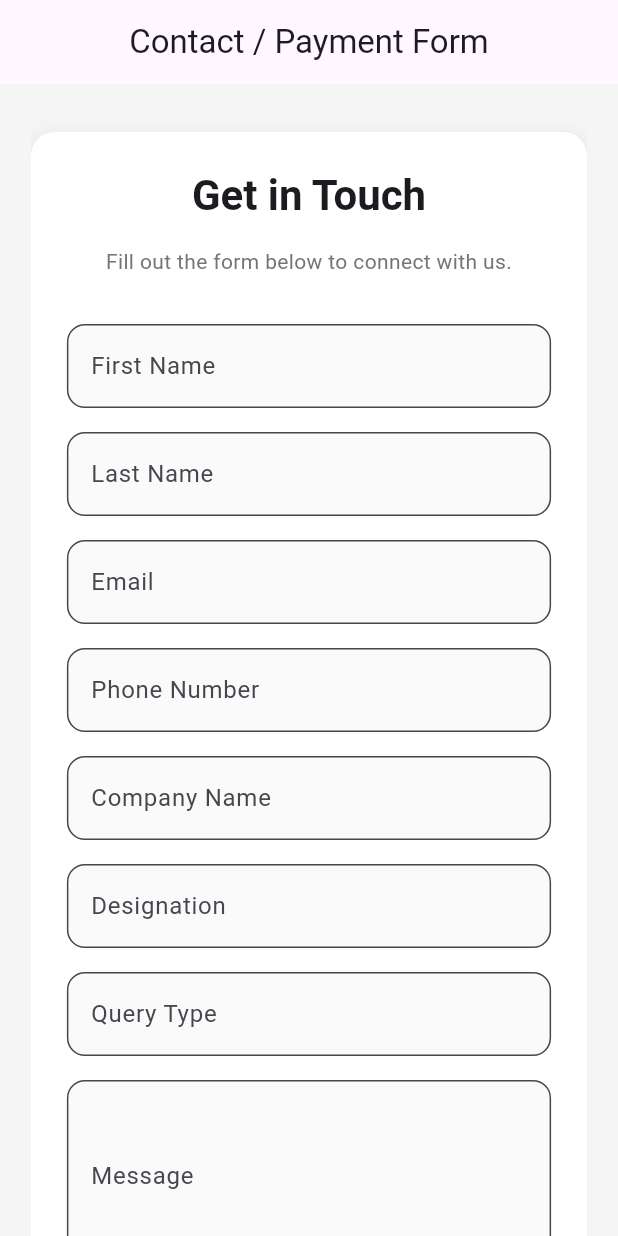
After one commit to ssrabh/natraj_front, a Flutter app: the FormPage screen opened directly, on a phone screen of 412 x 824 dp. The commit adds this screen. Run offline on Flutter 3.47's test engine with Material 3 defaults, Android fonts, the phone set to English and light mode, and no system bars; our stand-ins replace dio, flutter_animate, scroll_to_index.

Commit message:
form page with api

```diff
--- /dev/null
+++ b/lib/core/data/data_api.dart
@@ -0,0 +1,52 @@
+import 'package:dio/dio.dart';
+import 'data_model.dart';
+
+class DataApi {
+  final Dio _dio = Dio(
+    BaseOptions(
+      baseUrl: "https://natraj-hvo0.onrender.com/api",
+      connectTimeout: const Duration(seconds: 10),
+      receiveTimeout: const Duration(seconds: 15),
+      headers: {"Content-Type": "application/json"},
+    ),
+  );
+
+  /// 🔹 Create Razorpay order
+  Future<PaymentResponseModel> createPayment(PaymentDataModel payment) async {
+    try {
+      final response = await _dio.post(
+        "/payments/create-order",
+        data: payment.toJson(),
+      );
+      return PaymentResponseModel.fromJson(response.data);
+    } on DioException catch (e) {
+      throw Exception(_handleError(e));
+    }
+  }
+
+  /// 🔹 Submit global contact form
+  Future<FormResponseModel> submitForm(FormDataModel form) async {
+    try {
+      final response = await _dio.post(
+        "/contact",
+        data: form.toJson(),
+      );
+      return FormResponseModel.fromJson(response.data);
+    } on DioException catch (e) {
+      throw Exception(_handleError(e));
+    }
+  }
+
+  /// 🧩 Centralized error handler
+  String _handleError(DioException e) {
+    if (e.response != null && e.response?.data != null) {
+      return e.response?.data["message"] ?? "Server error occurred";
+    } else if (e.type == DioExceptionType.connectionTimeout) {
+      return "Connection timeout. Please check your internet.";
+    } else if (e.type == DioExceptionType.receiveTimeout) {
+      return "Server took too long to respond.";
+    } else {
+      return "Something went wrong. Please try again.";
+    }
+  }
+}
--- /dev/null
+++ b/lib/core/data/data_model.dart
@@ -0,0 +1,92 @@
+class PaymentDataModel {
+  final String email;
+  final double amount;
+  final String phoneNumber;
+  final String notes;
+
+  PaymentDataModel({
+    required this.email,
+    required this.amount,
+    required this.phoneNumber,
+    required this.notes,
+  });
+
+  Map<String, dynamic> toJson() => {
+        "email": email,
+        "amount": amount,
+        "phoneNumber": phoneNumber,
+        "notes": notes,
+      };
+}
+
+class PaymentResponseModel {
+  final String message;
+  final String orderId;
+  final String currency;
+  final int amount;
+  final String keyId;
+
+  PaymentResponseModel({
+    required this.message,
+    required this.orderId,
+    required this.currency,
+    required this.amount,
+    required this.keyId,
+  });
+
+  factory PaymentResponseModel.fromJson(Map<String, dynamic> json) {
+    return PaymentResponseModel(
+      message: json["message"] ?? "",
+      orderId: json["orderId"] ?? "",
+      currency: json["currency"] ?? "",
+      amount: json["amount"] ?? 0,
+      keyId: json["keyId"] ?? "",
+    );
+  }
+}
+
+class FormDataModel {
+  final String firstName;
+  final String lastName;
+  final String email;
+  final String phoneCountry;
+  final String phoneNumber;
+  final String designation;
+  final String companyName;
+  final String queryType;
+  final String message;
+
+  FormDataModel({
+    required this.firstName,
+    required this.lastName,
+    required this.email,
+    required this.phoneCountry,
+    required this.phoneNumber,
+    required this.designation,
+    required this.companyName,
+    required this.queryType,
+    required this.message,
+  });
+
+  Map<String, dynamic> toJson() => {
+        "firstName": firstName,
+        "lastName": lastName,
+        "email": email,
+        "phoneCountry": phoneCountry,
+        "phoneNumber": phoneNumber,
+        "designation": designation,
+        "companyName": companyName,
+        "queryType": queryType,
+        "message": message,
+      };
+}
+
+class FormResponseModel {
+  final String message;
+
+  FormResponseModel({required this.message});
+
+  factory FormResponseModel.fromJson(Map<String, dynamic> json) {
+    return FormResponseModel(message: json["message"] ?? "");
+  }
+}
--- a/lib/main.dart
+++ b/lib/main.dart
@@ -1,8 +1,12 @@
 import 'package:flutter/material.dart';
 import 'package:front_flutter/home/responsive_view.dart';
+import 'package:front_flutter/provider/form_pvd.dart';
+import 'package:provider/provider.dart';
 
 void main() {
-  runApp(const MyApp());
+  runApp(MultiProvider(providers: [
+    ChangeNotifierProvider(create: (_) => FormProvider()),
+  ], child: const MyApp()));
 }
 
 class MyApp extends StatelessWidget {
--- /dev/null
+++ b/lib/provider/form_pvd.dart
@@ -0,0 +1,100 @@
+import 'package:flutter/material.dart';
+import 'package:front_flutter/core/data/data_api.dart';
+import 'package:front_flutter/core/data/data_model.dart';
+import 'package:front_flutter/widgets/utils.dart';
+
+class FormProvider extends ChangeNotifier {
+  final DataApi _api = DataApi();
+
+  bool _isLoading = false;
+  String? _errorMessage;
+  String? _successMessage;
+  Map<String, dynamic>? _paymentDetails;
+
+  bool get isLoading => _isLoading;
+  String? get errorMessage => _errorMessage;
+  String? get successMessage => _successMessage;
+  Map<String, dynamic>? get paymentDetails => _paymentDetails;
+
+  // ----------------------------------------------------
+  // 🧾 Submit Contact Form
+  // ----------------------------------------------------
+  Future<void> submitForm(BuildContext context, FormDataModel form) async {
+    _setLoading(true);
+
+    try {
+      final response = await _api.submitForm(form);
+      _successMessage = response.message;
+
+      if (context.mounted) {
+        Utils.showSuccess(context, _successMessage ?? "Form submitted!");
+      }
+    } catch (e) {
+      _errorMessage = e.toString();
+      if (context.mounted) {
+        Utils.handleError(context, e, message: "Failed to submit form.");
+      }
+    } finally {
+      _setLoading(false);
+    }
+  }
+
+  // ----------------------------------------------------
+  // 💳 Create Payment Order
+  // ----------------------------------------------------
+  Future<void> createPayment(
+      BuildContext context, PaymentDataModel payment) async {
+    _setLoading(true);
+
+    try {
+      final response = await _api.createPayment(payment);
+
+      _paymentDetails = {
+        "orderId": response.orderId,
+        "amount": response.amount,
+        "currency": response.currency,
+        "keyId": response.keyId,
+      };
+
+      _successMessage = response.message;
+
+      if (context.mounted) {
+        Utils.showSuccess(
+            context, _successMessage ?? "Payment created successfully!");
+      }
+    } catch (e) {
+      _errorMessage = e.toString();
+      if (context.mounted) {
+        Utils.handleError(context, e,
+            message: "Failed to create payment order.");
+      }
+    } finally {
+      _setLoading(false);
+    }
+  }
+
+  // ----------------------------------------------------
+  // 🧹 Reset Methods
+  // ----------------------------------------------------
+  void resetMessages() {
+    _errorMessage = null;
+    _successMessage = null;
+    notifyListeners();
+  }
+
+  void resetState() {
+    _isLoading = false;
+    _errorMessage = null;
+    _successMessage = null;
+    _paymentDetails = null;
+    notifyListeners();
+  }
+
+  // ----------------------------------------------------
+  // ⚙️ Private Helper
+  // ----------------------------------------------------
+  void _setLoading(bool value) {
+    _isLoading = value;
+    notifyListeners();
+  }
+}
--- /dev/null
+++ b/lib/sections/form_page.dart
@@ -0,0 +1,222 @@
+import 'package:flutter/material.dart';
+import 'package:front_flutter/provider/form_pvd.dart';
+import 'package:provider/provider.dart';
+import 'package:front_flutter/core/data/data_model.dart';
+
+class FormPage extends StatefulWidget {
+  const FormPage({super.key});
+
+  @override
+  State<FormPage> createState() => _FormPageState();
+}
+
+class _FormPageState extends State<FormPage> {
+  final _formKey = GlobalKey<FormState>();
+
+  // Form fields
+  final _firstName = TextEditingController();
+  final _lastName = TextEditingController();
+  final _email = TextEditingController();
+  final _phoneNumber = TextEditingController();
+  final _company = TextEditingController();
+  final _designation = TextEditingController();
+  final _queryType = TextEditingController();
+  final _message = TextEditingController();
+
+  @override
+  void dispose() {
+    _firstName.dispose();
+    _lastName.dispose();
+    _email.dispose();
+    _phoneNumber.dispose();
+    _company.dispose();
+    _designation.dispose();
+    _queryType.dispose();
+    _message.dispose();
+    super.dispose();
+  }
+
+  Future<void> _submitForm(BuildContext context) async {
+    if (!_formKey.currentState!.validate()) return;
+
+    final provider = context.read<FormProvider>();
+
+    final formData = FormDataModel(
+      firstName: _firstName.text.trim(),
+      lastName: _lastName.text.trim(),
+      email: _email.text.trim(),
+      phoneCountry: "India (+91)",
+      phoneNumber: _phoneNumber.text.trim(),
+      designation: _designation.text.trim(),
+      companyName: _company.text.trim(),
+      queryType: _queryType.text.trim(),
+      message: _message.text.trim(),
+    );
+
+    await provider.submitForm(context, formData);
+  }
+
+  @override
+  Widget build(BuildContext context) {
+    return Scaffold(
+      backgroundColor: Colors.grey[100],
+      appBar: AppBar(
+        title: const Text("Contact / Payment Form"),
+        centerTitle: true,
+        elevation: 0,
+      ),
+      body: LayoutBuilder(
+        builder: (context, constraints) {
+          final bool isWide = constraints.maxWidth > 800;
+          final double formWidth = isWide ? 600 : constraints.maxWidth * 0.9;
+
+          return Center(
+            child: Consumer<FormProvider>(
+              builder: (context, provider, _) {
+                return AnimatedSwitcher(
+                  duration: const Duration(milliseconds: 300),
+                  child: provider.isLoading
+                      ? const CircularProgressIndicator()
+                      : SingleChildScrollView(
+                          padding: const EdgeInsets.symmetric(vertical: 32),
+                          child: Container(
+                            width: formWidth,
+                            padding: const EdgeInsets.all(24),
+                            decoration: BoxDecoration(
+                              color: Colors.white,
+                              borderRadius: BorderRadius.circular(16),
+                              boxShadow: [
+                                BoxShadow(
+                                  color: Colors.black12,
+                                  blurRadius: 10,
+                                  offset: const Offset(0, 5),
+                                ),
+                              ],
+                            ),
+                            child: Form(
+                              key: _formKey,
+                              child: Column(
+                                crossAxisAlignment: CrossAxisAlignment.stretch,
+                                children: [
+                                  Text(
+                                    "Get in Touch",
+                                    style: Theme.of(context)
+                                        .textTheme
+                                        .headlineMedium
+                                        ?.copyWith(fontWeight: FontWeight.bold),
+                                    textAlign: TextAlign.center,
+                                  ),
+                                  const SizedBox(height: 16),
+                                  Text(
+                                    "Fill out the form below to connect with us.",
+                                    style: Theme.of(context)
+                                        .textTheme
+                                        .bodyMedium
+                                        ?.copyWith(color: Colors.grey[600]),
+                                    textAlign: TextAlign.center,
+                                  ),
+                                  const SizedBox(height: 32),
+                                  _buildTextField("First Name", _firstName),
+                                  _buildTextField("Last Name", _lastName),
+                                  _buildTextField("Email", _email,
+                                      keyboardType: TextInputType.emailAddress),
+                                  _buildTextField("Phone Number", _phoneNumber,
+                                      keyboardType: TextInputType.phone),
+                                  _buildTextField("Company Name", _company),
+                                  _buildTextField("Designation", _designation),
+                                  _buildTextField("Query Type", _queryType),
+                                  _buildTextField("Message", _message,
+                                      maxLines: 4),
+                                  const SizedBox(height: 24),
+                                  ElevatedButton(
+                                    style: ElevatedButton.styleFrom(
+                                      padding: const EdgeInsets.symmetric(
+                                          vertical: 16),
+                                      shape: RoundedRectangleBorder(
+                                        borderRadius: BorderRadius.circular(12),
+                                      ),
+                                    ),
+                                    onPressed: provider.isLoading
+                                        ? null
+                                        : () => _submitForm(context),
+                                    child: Text(
+                                      provider.isLoading
+                                          ? "Submitting..."
+                                          : "Submit",
+                                      style: const TextStyle(fontSize: 18),
+                                    ),
+                                  ),
+                                  const SizedBox(height: 16),
+                                  if (provider.successMessage != null)
+                                    _buildMessageBanner(
+                                      context,
+                                      provider.successMessage!,
+                                      Colors.green[600]!,
+                                    ),
+                                  if (provider.errorMessage != null)
+                                    _buildMessageBanner(
+                                      context,
+                                      provider.errorMessage!,
+                                      Colors.red[600]!,
+                                    ),
+                                ],
+                              ),
+                            ),
+                          ),
+                        ),
+                );
+              },
+            ),
+          );
+        },
+      ),
+    );
+  }
+
+  // Text field builder
+  Widget _buildTextField(String label, TextEditingController controller,
+      {int maxLines = 1, TextInputType keyboardType = TextInputType.text}) {
+    return Padding(
+      padding: const EdgeInsets.only(bottom: 16),
+      child: TextFormField(
+        controller: controller,
+        maxLines: maxLines,
+        keyboardType: keyboardType,
+        validator: (value) =>
+            (value == null || value.isEmpty) ? 'Please enter $label' : null,
+        decoration: InputDecoration(
+          labelText: label,
+          border: OutlineInputBorder(
+            borderRadius: BorderRadius.circular(12),
+          ),
+          filled: true,
+          fillColor: Colors.grey[50],
+        ),
+      ),
+    );
+  }
+
+  Widget _buildMessageBanner(
+      BuildContext context, String message, Color color) {
+    return Container(
+      padding: const EdgeInsets.all(12),
+      decoration: BoxDecoration(
+        color: color.withOpacity(0.1),
+        border: Border.all(color: color),
+        borderRadius: BorderRadius.circular(8),
+      ),
+      child: Row(
+        children: [
+          Icon(Icons.info_outline, color: color),
+          const SizedBox(width: 8),
+          Expanded(
+            child: Text(
+              message,
+              style: TextStyle(color: color, fontWeight: FontWeight.w500),
+            ),
+          ),
+        ],
+      ),
+    );
+  }
+}
--- a/lib/sections/mentor_section.dart
+++ b/lib/sections/mentor_section.dart
@@ -1,6 +1,6 @@
 import 'package:flutter/material.dart';
 import 'package:flutter_animate/flutter_animate.dart';
-import 'package:front_flutter/core/mentor_page_color.dart';
+import 'package:front_flutter/core/app_color/mentor_page_color.dart';
 
 class MentorSection extends StatelessWidget {
   const MentorSection({super.key});
--- a/lib/sections/program_section.dart
+++ b/lib/sections/program_section.dart
@@ -1,6 +1,6 @@
 import 'package:flutter/material.dart';
 import 'package:flutter_animate/flutter_animate.dart';
-import 'package:front_flutter/core/program_page_color.dart';
+import 'package:front_flutter/core/app_color/program_page_color.dart';
 import 'package:front_flutter/widgets/app_button.dart';
 
 class ProgramSection extends StatelessWidget {
--- a/lib/sections/wjbc_section.dart
+++ b/lib/sections/wjbc_section.dart
@@ -1,6 +1,6 @@
 import 'package:flutter/material.dart';
 import 'package:flutter_animate/flutter_animate.dart';
-import 'package:front_flutter/core/bootcamp_page_color.dart';
+import 'package:front_flutter/core/app_color/bootcamp_page_color.dart';
 
 class WhyJoinBootcampSection extends StatelessWidget {
   const WhyJoinBootcampSection({super.key});
--- /dev/null
+++ b/lib/widgets/utils.dart
@@ -0,0 +1,137 @@
+import 'package:flutter/material.dart';
+import 'package:intl/intl.dart';
+
+class Utils {
+  Utils._(); // Private constructor — prevents instantiation
+
+  // ----------------------------------------------------
+  // 🍭 SNACKBAR HELPERS
+  // ----------------------------------------------------
+  static void showSnackBar(
+    BuildContext context,
+    String message, {
+    Color? backgroundColor,
+    Color? textColor,
+    Duration duration = const Duration(seconds: 3),
+  }) {
+    if (!context.mounted) return; // Prevent use after dispose
+    ScaffoldMessenger.of(context)
+      ..hideCurrentSnackBar()
+      ..showSnackBar(
+        SnackBar(
+          content: Text(
+            message,
+            style: TextStyle(
+              color: textColor ?? Colors.white,
+              fontWeight: FontWeight.w500,
+            ),
+          ),
+          backgroundColor: backgroundColor ?? Colors.black87,
+          duration: duration,
+          behavior: SnackBarBehavior.floating,
+          shape: RoundedRectangleBorder(
+            borderRadius: BorderRadius.circular(12),
+          ),
+        ),
+      );
+  }
+
+  static void showSuccess(BuildContext context, String message) {
+    showSnackBar(context, message, backgroundColor: Colors.green[600]);
+  }
+
+  static void showError(BuildContext context, String message) {
+    showSnackBar(context, message, backgroundColor: Colors.red[600]);
+  }
+
+  static void showInfo(BuildContext context, String message) {
+    showSnackBar(context, message, backgroundColor: Colors.blue[600]);
+  }
+
+  // ----------------------------------------------------
+  // ⚠️ ERROR HANDLER
+  // ----------------------------------------------------
+  static void handleError(BuildContext context, Object error,
+      {String? message}) {
+    final String errorMsg =
+        message ?? "Something went wrong. Please try again.";
+    debugPrint("❌ ERROR: $error");
+    showError(context, errorMsg);
+  }
+
+  // ----------------------------------------------------
+  // 📅 DATE FORMATTERS
+  // ----------------------------------------------------
+  static String formatDate(DateTime date) {
+    return DateFormat('dd MMM yyyy').format(date);
+  }
+
+  static String formatDateTime(DateTime date) {
+    return DateFormat('dd MMM yyyy, hh:mm a').format(date);
+  }
+
+  static DateTime? parseDate(String? dateString) {
+    if (dateString == null || dateString.isEmpty) return null;
+    try {
+      return DateTime.parse(dateString);
+    } catch (e) {
+      debugPrint("❌ Invalid date string: $dateString");
+      return null;
+    }
+  }
+
+  // ----------------------------------------------------
+  // 🧭 PAGE NAVIGATION HELPERS
+  // ----------------------------------------------------
+  static Future<T?> pushPage<T>(
+    BuildContext context,
+    Widget page, {
+    bool fade = false,
+  }) {
+    if (!context.mounted) return Future.value();
+    if (fade) {
+      return Navigator.of(context).push<T>(
+        PageRouteBuilder(
+          pageBuilder: (_, __, ___) => page,
+          transitionsBuilder: (_, animation, __, child) => FadeTransition(
+            opacity: animation,
+            child: child,
+          ),
+        ),
+      );
+    } else {
+      return Navigator.of(context).push<T>(
+        MaterialPageRoute(builder: (_) => page),
+      );
+    }
+  }
+
+  static Future<T?> pushReplacement<T>(
+    BuildContext context,
+    Widget page, {
+    bool fade = false,
+  }) {
+    if (!context.mounted) return Future.value();
+    if (fade) {
+      return Navigator.of(context).pushReplacement<T, T>(
+        PageRouteBuilder(
+          pageBuilder: (_, __, ___) => page,
+          transitionsBuilder: (_, animation, __, child) => FadeTransition(
+            opacity: animation,
+            child: child,
+          ),
+        ),
+      );
+    } else {
+      return Navigator.of(context).pushReplacement<T, T>(
+        MaterialPageRoute(builder: (_) => page),
+      );
+    }
+  }
+
+  static void pop<T>(BuildContext context, [T? result]) {
+    if (Navigator.canPop(context)) {
+      Navigator.pop(context, result);
+    }
+  }
+}
--- a/pubspec.yaml
+++ b/pubspec.yaml
@@ -34,6 +34,7 @@ dependencies:
   lottie: ^3.1.3
   intl: ^0.20.2
   provider: ^6.1.5+1
+  dio: ^5.9.0
 
 dev_dependencies:
   flutter_test:
```
Also changed, not shown: lib/sections/contact_section.dart (+47 -19 lines), lib/sections/home_section.dart (+5 -3 lines), lib/sections/ss.dart (deleted, +0 -10 lines), lib/widgets/app_button.dart (+18 -7 lines), lib/core/app_color/bootcamp_page_color.dart (renamed from lib/core/bootcamp_page_color.dart), lib/core/app_color/footer_page_color.dart (renamed from lib/core/footer_page_color.dart), lib/core/app_color/hero_page_color.dart (renamed from lib/core/hero_page_color.dart), lib/core/app_color/mentor_page_color.dart (renamed from lib/core/mentor_page_color.dart), lib/core/app_color/program_page_color.dart (renamed from lib/core/program_page_color.dart), pubspec.lock.
